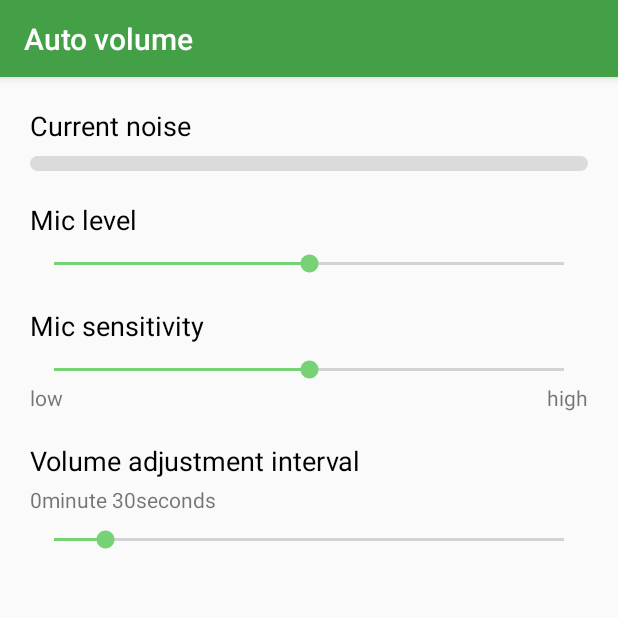
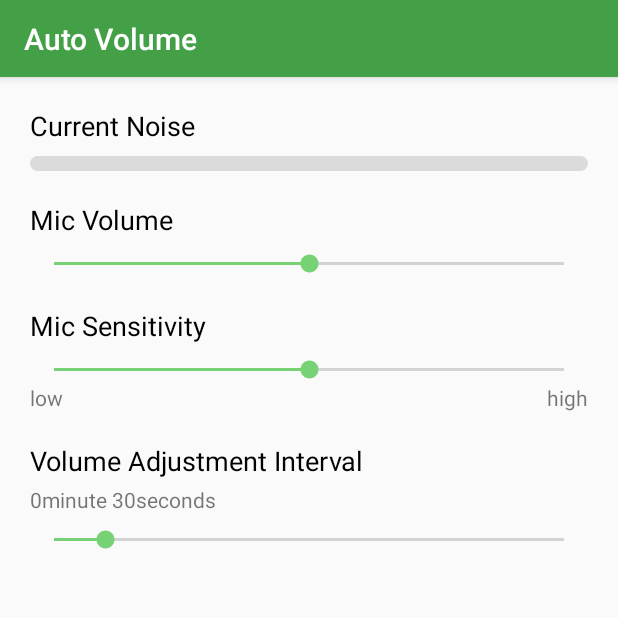
Before and after one commit to MinSeungHyun/AutoVolume, an Android app: the AutoVolumeActivity screen opened directly, with no data from a screen before it, on a phone screen of 412 x 824 dp, the top half of it. Run offline under Robolectric (Android 15) with nearby library versions, the phone set to English and light mode, and no system bars.

Commit message:
대문자로 바꿈, Auto Volume 항목에 change 추가

```diff
--- a/app/src/main/java/com/seunghyun/autovolume/AutoVolumeActivity.java
+++ b/app/src/main/java/com/seunghyun/autovolume/AutoVolumeActivity.java
@@ -23,7 +23,7 @@ public class AutoVolumeActivity extends AppCompatActivity {
     @Override
     protected void onCreate(final Bundle savedInstanceState) {
         super.onCreate(savedInstanceState);
-        setTitle(R.string.auto_volume);
+        setTitle(R.string.app_name);
         setContentView(R.layout.auto_volume);
         isRunning = true;
 
--- a/app/src/main/res/values/strings.xml
+++ b/app/src/main/res/values/strings.xml
@@ -1,21 +1,20 @@
 <resources>
     <string name="app_name">Auto Volume</string>
-    <string name="auto_volume">Auto volume</string>
     <string name="ringtone">Ringtone</string>
     <string name="media">Media</string>
     <string name="notifications">Notifications</string>
     <string name="alarm">Alarm</string>
-    <string name="current_noise">Current noise</string>
-    <string name="mic_sensitive">Mic sensitivity</string>
-    <string name="mic_level">Mic level</string>
+    <string name="current_noise">Current Noise</string>
+    <string name="mic_sensitive">Mic Sensitivity</string>
+    <string name="mic_level">Mic Volume</string>
     <string name="change"><u>change</u></string>
-    <string name="volume_interval">Volume adjustment interval</string>
+    <string name="volume_interval">Volume Adjustment Interval</string>
     <string name="low">low</string>
     <string name="high">high</string>
     <string name="volume_range">volume adjustment range</string>
     <string name="backButton_twice">Press the Back button again to exit.</string>
-    <string name="min_volume">Min volume: %d</string>
-    <string name="max_volume">Max volume: %d</string>
+    <string name="min_volume">Min Volume: %d</string>
+    <string name="max_volume">Max Volume: %d</string>
     <string name="notification_content">Auto volume is on.</string>
     <string name="minute">minute</string>
     <string name="second">second</string>
@@ -25,7 +24,4 @@
     <string name="cancel">Cancel</string>
     <string name="permission_denied_message">Mic Permission denied. You need to allow the Mic Permission directly to measure noise around.</string>
     <string name="permission_denied_toast">You need to allow the Mic Permission to measure noise around.</string>
-
-    <string name="virtual_min">"Min volume: "</string>
-    <string name="virtual_max">"Max volume: "</string>
 </resources>
```
Also changed, not shown: app/src/main/res/layout/activity_main.xml (+9 -2 lines), 1 other file.
